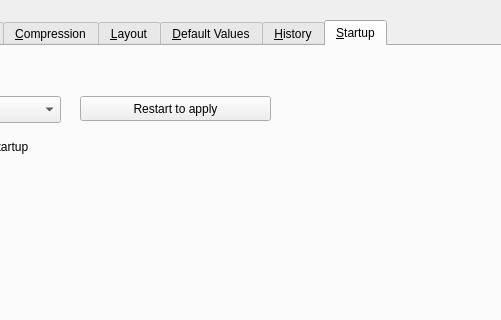
Before: the Qt Designer form src/dialogs/prefsdialog.ui in PhotoFlare/photoflare, drawn with Qt 5; both pictures show x 132 to 633 and y 0 to 320 of the 925 by 490 pixel window.
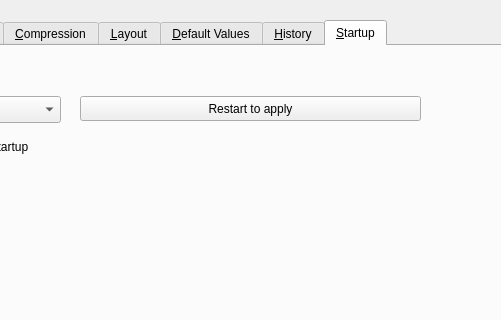
After: the same form once the commit is applied. The open tabs and pages were chosen to show the change.

Commit message: Expand restart button for NL string in prefs

The edit to the form file:
```diff
--- a/src/dialogs/prefsdialog.ui
+++ b/src/dialogs/prefsdialog.ui
@@ -460,10 +460,16 @@
       <rect>
        <x>200</x>
        <y>50</y>
-       <width>191</width>
+       <width>341</width>
        <height>25</height>
       </rect>
      </property>
+     <property name="sizePolicy">
+      <sizepolicy hsizetype="Minimum" vsizetype="Fixed">
+       <horstretch>0</horstretch>
+       <verstretch>0</verstretch>
+      </sizepolicy>
+     </property>
      <property name="text">
       <string>Restart to apply</string>
      </property>
```
Left out of the diff: 2 changed lines with no effect on the pictures. The commit also changes 1 other file.
